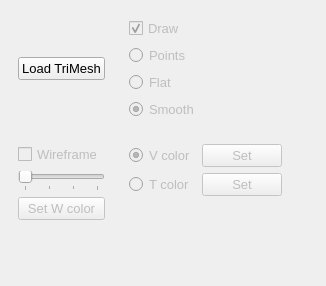
The window that Visualizzatore/Visualizzatore/GUI/managers/trimesh_manager.ui (pizza1994/TesiTriennale) describes before a commit, drawn with Qt 5.
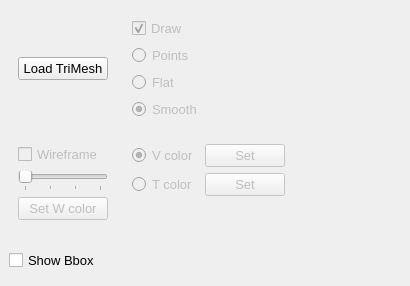
The same window after the commit.

Commit message: visualizzazione bbox

```diff
--- a/Visualizzatore/Visualizzatore/GUI/managers/trimesh_manager.ui
+++ b/Visualizzatore/Visualizzatore/GUI/managers/trimesh_manager.ui
@@ -6,13 +6,13 @@
    <rect>
     <x>0</x>
     <y>0</y>
-    <width>326</width>
+    <width>410</width>
     <height>286</height>
    </rect>
   </property>
   <property name="minimumSize">
    <size>
-    <width>326</width>
+    <width>410</width>
     <height>286</height>
    </size>
   </property>
@@ -32,7 +32,7 @@
   </property>
   <widget class="QWidget" name="dockWidgetContents">
    <layout class="QGridLayout" name="gridLayout">
-    <item row="0" column="5" rowspan="3">
+    <item row="0" column="5" rowspan="4">
      <spacer name="horizontalSpacer_2">
       <property name="orientation">
        <enum>Qt::Horizontal</enum>
@@ -174,6 +174,19 @@
          </property>
         </widget>
        </item>
+       <item>
+        <spacer name="verticalSpacer">
+         <property name="orientation">
+          <enum>Qt::Vertical</enum>
+         </property>
+         <property name="sizeHint" stdset="0">
+          <size>
+           <width>20</width>
+           <height>40</height>
+          </size>
+         </property>
+        </spacer>
+       </item>
        <item>
         <spacer name="verticalSpacer_2">
          <property name="orientation">
@@ -272,6 +285,13 @@
       </layout>
      </widget>
     </item>
+    <item row="2" column="3">
+     <widget class="QCheckBox" name="cbShowBBox">
+      <property name="text">
+       <string>Show Bbox</string>
+      </property>
+     </widget>
+    </item>
    </layout>
   </widget>
  </widget>
```
The commit also changes 8 other files.
